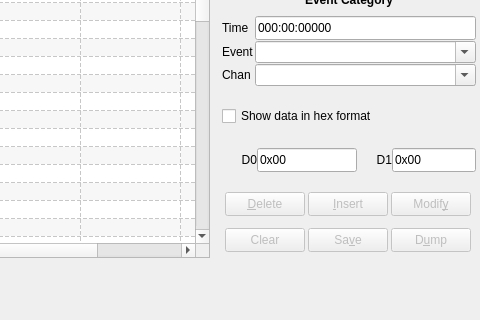
This is seq_qt5/forms/qseqeventframe.ui in ahlstromcj/seq66 as Qt 5 draws it before an edit; both pictures show x 342 to 822 and y 142 to 462 of the 822 by 848 pixel window. The edited form follows.
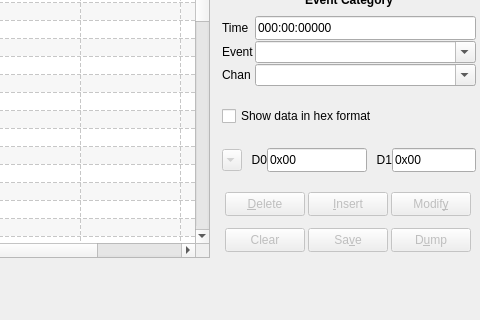
This is the edited form.

Diff of the .ui file:
```diff
--- a/seq_qt5/forms/qseqeventframe.ui
+++ b/seq_qt5/forms/qseqeventframe.ui
@@ -555,6 +555,25 @@
      <property name="sizeConstraint">
       <enum>QLayout::SetDefaultConstraint</enum>
      </property>
+     <item>
+      <widget class="QComboBox" name="selection_combo_box">
+       <property name="enabled">
+        <bool>false</bool>
+       </property>
+       <property name="sizePolicy">
+        <sizepolicy hsizetype="Fixed" vsizetype="Fixed">
+         <horstretch>0</horstretch>
+         <verstretch>0</verstretch>
+        </sizepolicy>
+       </property>
+       <property name="maximumSize">
+        <size>
+         <width>20</width>
+         <height>16777215</height>
+        </size>
+       </property>
+      </widget>
+     </item>
      <item>
       <widget class="QLabel" name="d0_label">
        <property name="minimumSize">
```
